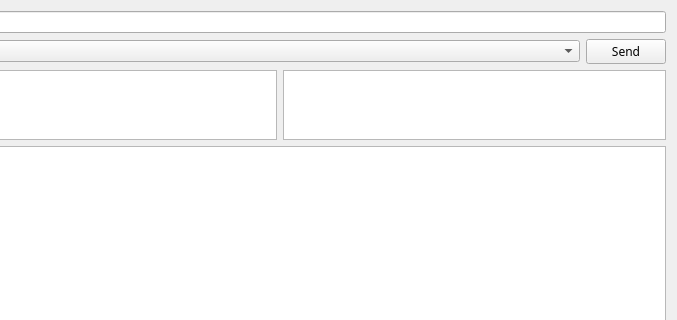
Qt form pissedman/form.ui (patrcoff/pissedman) before a commit; both pictures show x 123 to 800 and y 0 to 320 of the 800 by 600 pixel window.
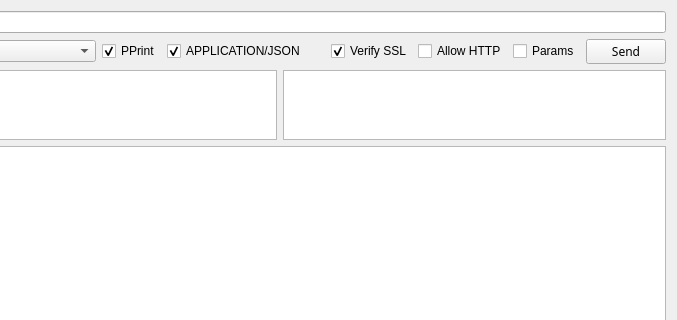
The same form after that commit.

```diff
--- a/pissedman/form.ui
+++ b/pissedman/form.ui
@@ -90,6 +90,56 @@
          </item>
         </widget>
        </item>
+       <item>
+        <widget class="QCheckBox" name="checkBox_4">
+         <property name="text">
+          <string>PPrint</string>
+         </property>
+         <property name="checked">
+          <bool>true</bool>
+         </property>
+        </widget>
+       </item>
+       <item>
+        <widget class="QCheckBox" name="checkBox_6">
+         <property name="sizePolicy">
+          <sizepolicy hsizetype="Minimum" vsizetype="Fixed">
+           <horstretch>5</horstretch>
+           <verstretch>0</verstretch>
+          </sizepolicy>
+         </property>
+         <property name="text">
+          <string>APPLICATION/JSON</string>
+         </property>
+         <property name="checked">
+          <bool>true</bool>
+         </property>
+        </widget>
+       </item>
+       <item>
+        <widget class="QCheckBox" name="checkBox">
+         <property name="text">
+          <string>Verify SSL</string>
+         </property>
+         <property name="checked">
+          <bool>true</bool>
+         </property>
+        </widget>
+       </item>
+       <item>
+        <widget class="QCheckBox" name="checkBox_2">
+         <property name="text">
+          <string>Allow HTTP</string>
+         </property>
+        </widget>
+       </item>
+       <item>
+        <widget class="QCheckBox" name="checkBox_3">
+         <property name="text">
+          <string>Params</string>
+         </property>
+        </widget>
+       </item>
        <item>
         <widget class="QPushButton" name="sendBtn">
          <property name="font">
```
